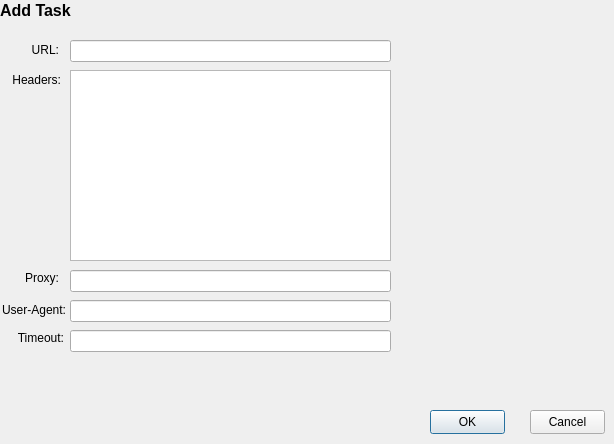
This is ui/dialogs/add_task_dialog.ui in JhonBob999/WebSecSuite as Qt 5 draws it before an edit. The edited form follows.
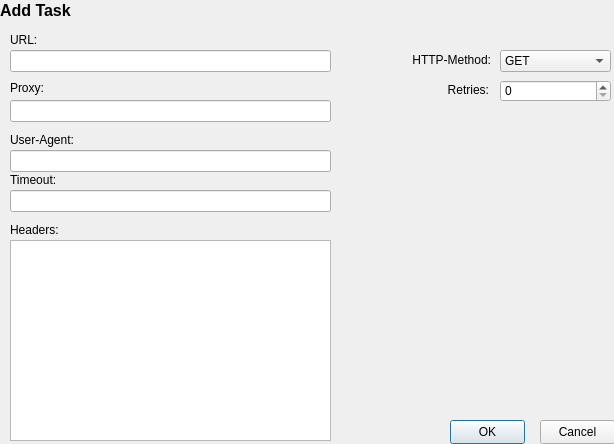
This is the edited form.

Commit message: Added in AddTask http methods+ retries

```diff
--- a/ui/dialogs/add_task_dialog.ui
+++ b/ui/dialogs/add_task_dialog.ui
@@ -36,46 +36,56 @@
    <property name="geometry">
     <rect>
      <x>10</x>
-     <y>40</y>
+     <y>30</y>
      <width>49</width>
      <height>21</height>
     </rect>
    </property>
+   <property name="font">
+    <font>
+     <bold>false</bold>
+    </font>
+   </property>
    <property name="text">
-    <string>&lt;html&gt;&lt;head/&gt;&lt;body&gt;&lt;p align=&quot;right&quot;&gt;URL:&lt;/p&gt;&lt;/body&gt;&lt;/html&gt;</string>
+    <string>&lt;html&gt;&lt;head/&gt;&lt;body&gt;&lt;p&gt;URL:&lt;/p&gt;&lt;/body&gt;&lt;/html&gt;</string>
    </property>
   </widget>
   <widget class="QLabel" name="lbl_header">
    <property name="geometry">
     <rect>
      <x>10</x>
-     <y>70</y>
+     <y>220</y>
      <width>51</width>
      <height>21</height>
     </rect>
    </property>
    <property name="text">
-    <string>&lt;html&gt;&lt;head/&gt;&lt;body&gt;&lt;p align=&quot;right&quot;&gt;Headers:&lt;/p&gt;&lt;/body&gt;&lt;/html&gt;</string>
+    <string>&lt;html&gt;&lt;head/&gt;&lt;body&gt;&lt;p&gt;Headers:&lt;/p&gt;&lt;/body&gt;&lt;/html&gt;</string>
    </property>
   </widget>
   <widget class="QLabel" name="lbl_proxy">
    <property name="geometry">
     <rect>
      <x>10</x>
-     <y>270</y>
+     <y>80</y>
      <width>49</width>
      <height>16</height>
     </rect>
    </property>
+   <property name="font">
+    <font>
+     <bold>false</bold>
+    </font>
+   </property>
    <property name="text">
-    <string>&lt;html&gt;&lt;head/&gt;&lt;body&gt;&lt;p align=&quot;right&quot;&gt;Proxy:&lt;/p&gt;&lt;/body&gt;&lt;/html&gt;</string>
+    <string>&lt;html&gt;&lt;head/&gt;&lt;body&gt;&lt;p&gt;Proxy:&lt;/p&gt;&lt;/body&gt;&lt;/html&gt;</string>
    </property>
   </widget>
   <widget class="QLabel" name="lbl_useragent">
    <property name="geometry">
     <rect>
-     <x>-5</x>
-     <y>300</y>
+     <x>10</x>
+     <y>130</y>
      <width>71</width>
      <height>21</height>
     </rect>
@@ -84,27 +94,27 @@
     <enum>Qt::LayoutDirection::LeftToRight</enum>
    </property>
    <property name="text">
-    <string>&lt;html&gt;&lt;head/&gt;&lt;body&gt;&lt;p align=&quot;right&quot;&gt;User-Agent:&lt;/p&gt;&lt;/body&gt;&lt;/html&gt;</string>
+    <string>&lt;html&gt;&lt;head/&gt;&lt;body&gt;&lt;p&gt;User-Agent:&lt;/p&gt;&lt;/body&gt;&lt;/html&gt;</string>
    </property>
   </widget>
   <widget class="QLabel" name="lbl_timeout">
    <property name="geometry">
     <rect>
-     <x>15</x>
-     <y>330</y>
-     <width>49</width>
-     <height>16</height>
+     <x>10</x>
+     <y>170</y>
+     <width>51</width>
+     <height>21</height>
     </rect>
    </property>
    <property name="text">
-    <string>&lt;html&gt;&lt;head/&gt;&lt;body&gt;&lt;p align=&quot;right&quot;&gt;Timeout:&lt;/p&gt;&lt;/body&gt;&lt;/html&gt;</string>
+    <string>&lt;html&gt;&lt;head/&gt;&lt;body&gt;&lt;p&gt;Timeout:&lt;/p&gt;&lt;/body&gt;&lt;/html&gt;</string>
    </property>
   </widget>
   <widget class="QLineEdit" name="url_input">
    <property name="geometry">
     <rect>
-     <x>70</x>
-     <y>40</y>
+     <x>10</x>
+     <y>50</y>
      <width>321</width>
      <height>22</height>
     </rect>
@@ -113,8 +123,8 @@
   <widget class="QLineEdit" name="proxy_input">
    <property name="geometry">
     <rect>
-     <x>70</x>
-     <y>270</y>
+     <x>10</x>
+     <y>100</y>
      <width>321</width>
      <height>22</height>
     </rect>
@@ -123,8 +133,8 @@
   <widget class="QLineEdit" name="user_agent_input">
    <property name="geometry">
     <rect>
-     <x>70</x>
-     <y>300</y>
+     <x>10</x>
+     <y>150</y>
      <width>321</width>
      <height>22</height>
     </rect>
@@ -133,8 +143,8 @@
   <widget class="QLineEdit" name="timeout_input">
    <property name="geometry">
     <rect>
-     <x>70</x>
-     <y>330</y>
+     <x>10</x>
+     <y>190</y>
      <width>321</width>
      <height>22</height>
     </rect>
@@ -143,8 +153,8 @@
   <widget class="QPushButton" name="btn_ok">
    <property name="geometry">
     <rect>
-     <x>430</x>
-     <y>410</y>
+     <x>450</x>
+     <y>420</y>
      <width>75</width>
      <height>24</height>
     </rect>
@@ -156,8 +166,8 @@
   <widget class="QPushButton" name="btn_cancel">
    <property name="geometry">
     <rect>
-     <x>530</x>
-     <y>410</y>
+     <x>540</x>
+     <y>420</y>
      <width>75</width>
      <height>24</height>
     </rect>
@@ -169,13 +179,79 @@
   <widget class="QPlainTextEdit" name="header_textedit">
    <property name="geometry">
     <rect>
-     <x>70</x>
-     <y>70</y>
+     <x>10</x>
+     <y>240</y>
      <width>321</width>
-     <height>191</height>
+     <height>201</height>
     </rect>
    </property>
   </widget>
+  <widget class="QLabel" name="lbl_http">
+   <property name="geometry">
+    <rect>
+     <x>400</x>
+     <y>50</y>
+     <width>91</width>
+     <height>20</height>
+    </rect>
+   </property>
+   <property name="text">
+    <string>&lt;html&gt;&lt;head/&gt;&lt;body&gt;&lt;p align=&quot;right&quot;&gt;HTTP-Method:&lt;/p&gt;&lt;/body&gt;&lt;/html&gt;</string>
+   </property>
+  </widget>
+  <widget class="QComboBox" name="http_combox">
+   <property name="geometry">
+    <rect>
+     <x>500</x>
+     <y>50</y>
+     <width>111</width>
+     <height>22</height>
+    </rect>
+   </property>
+   <item>
+    <property name="text">
+     <string>GET</string>
+    </property>
+   </item>
+   <item>
+    <property name="text">
+     <string>POST</string>
+    </property>
+   </item>
+   <item>
+    <property name="text">
+     <string>PUT</string>
+    </property>
+   </item>
+   <item>
+    <property name="text">
+     <string>HEAD</string>
+    </property>
+   </item>
+  </widget>
+  <widget class="QSpinBox" name="retries_spin">
+   <property name="geometry">
+    <rect>
+     <x>500</x>
+     <y>80</y>
+     <width>111</width>
+     <height>22</height>
+    </rect>
+   </property>
+  </widget>
+  <widget class="QLabel" name="lbl_retires">
+   <property name="geometry">
+    <rect>
+     <x>440</x>
+     <y>80</y>
+     <width>49</width>
+     <height>21</height>
+    </rect>
+   </property>
+   <property name="text">
+    <string>&lt;html&gt;&lt;head/&gt;&lt;body&gt;&lt;p align=&quot;right&quot;&gt;Retries:&lt;/p&gt;&lt;/body&gt;&lt;/html&gt;</string>
+   </property>
+  </widget>
  </widget>
  <resources/>
  <connections/>
```
Left out of the diff: 2 changed lines with no effect on the pictures. The commit also changes 1 other file.
